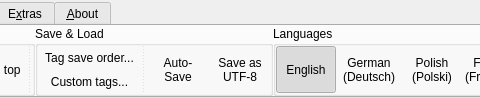
The window that uman/src/ribbon/QURibbonBar.ui (UltraStar-Deluxe/UltraStar-Manager) describes before a commit, drawn with Qt 5; both pictures show x 179 to 659 and y 0 to 98 of the 1038 by 98 pixel window.
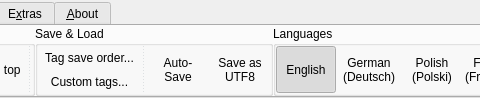
The same window after the commit. The open tabs and pages were chosen to show the change. Icons and pictures are not drawn.

Commit message: UTF-8 (official spelling) --> UTF8 (UltraStar spelling)

Patch:
```diff
--- a/uman/src/ribbon/QURibbonBar.ui
+++ b/uman/src/ribbon/QURibbonBar.ui
@@ -1137,7 +1137,7 @@
          </property>
          <property name="text">
           <string>Save as
-UTF-8</string>
+UTF8</string>
          </property>
          <property name="icon">
           <iconset resource="../resources/uman.qrc">
```
